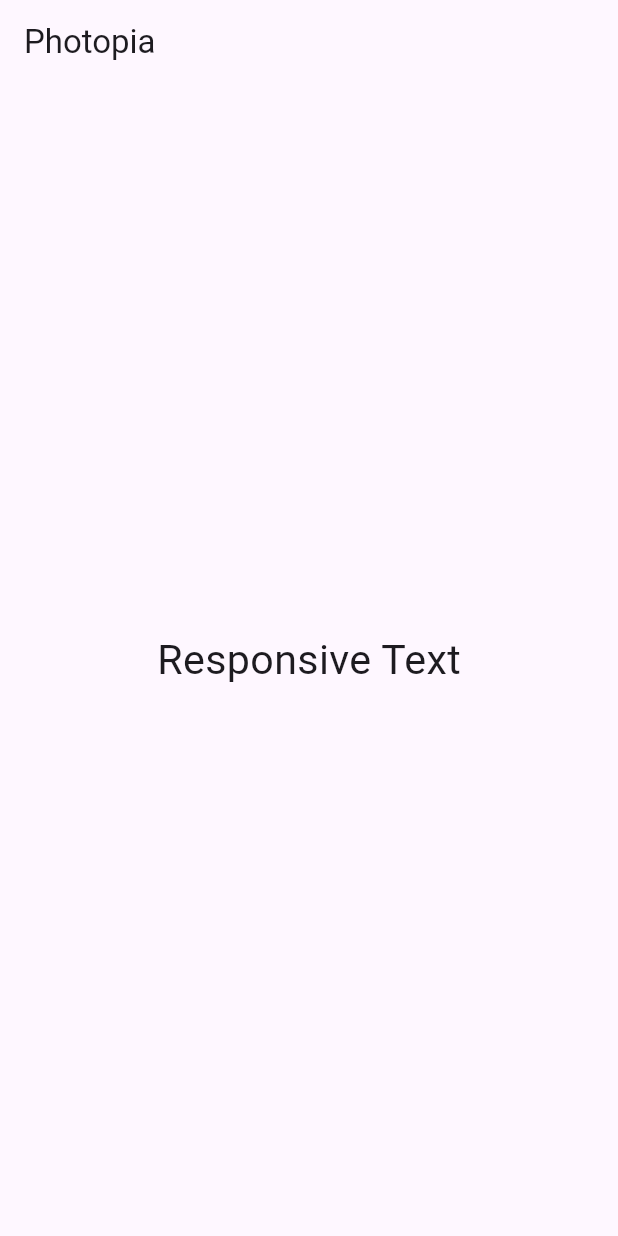
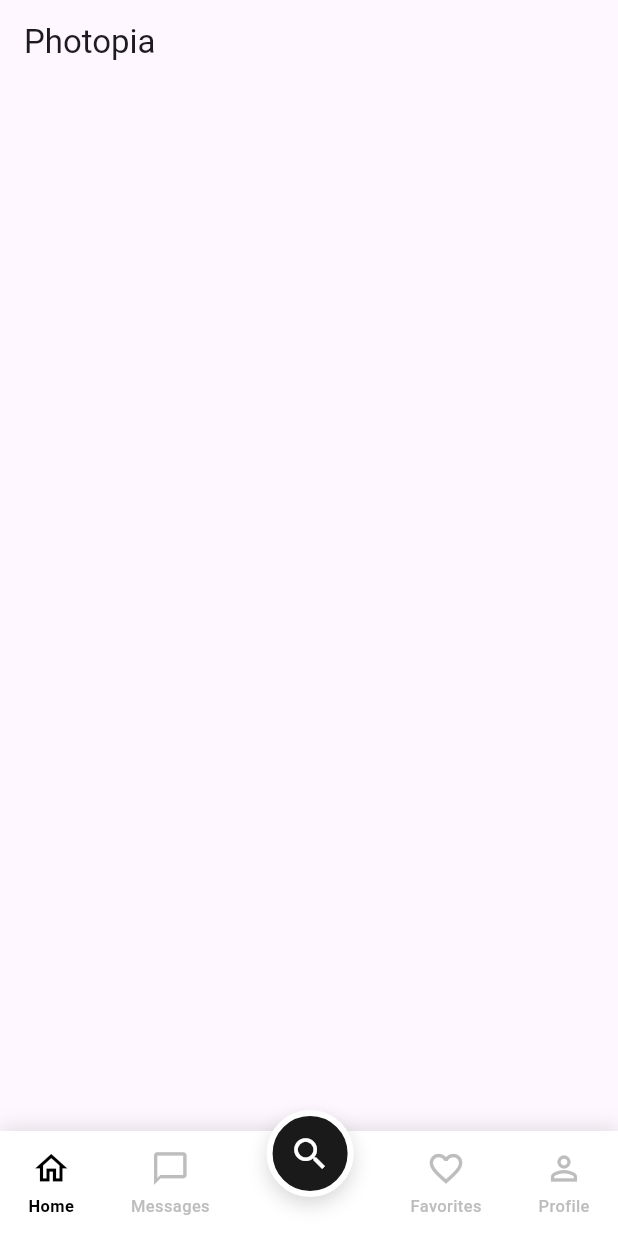
Before and after one commit to nazmul8451/Photopia-MomentMarketplace, a Flutter app: the screen it shows after launch, on a phone screen of 412 x 824 dp. Run offline on Flutter 3.47's test engine with Material 3 defaults, Android fonts, the phone set to English and light mode, and no system bars; our stand-ins replace device_preview, flutter_screenutil.

Commit message:
add bottomNavigationscreen.dart complete bottomNav design complete

```diff
--- a/lib/app.dart
+++ b/lib/app.dart
@@ -1,6 +1,7 @@
 import 'package:flutter/material.dart';
 import 'package:flutter_screenutil/flutter_screenutil.dart';
 import 'package:photopia/features/client/home_page.dart';
+import 'package:photopia/features/client/BottomNavigation.dart';
 
 
 class Photopia extends StatelessWidget {
@@ -21,7 +22,7 @@ class Photopia extends StatelessWidget {
             primaryColor: Colors.blue,
             useMaterial3: true,
           ),
-          home: const MyHomePage(), // Replace with your home widget
+          home:  BottomNavigationScreen(),
         );
       },
     );
--- /dev/null
+++ b/lib/features/client/BottomNavigation.dart
@@ -0,0 +1,118 @@
+// lib/features/client/BottomNavigation.dart
+import 'package:flutter/material.dart';
+import 'package:photopia/features/client/home_page.dart';
+
+class BottomNavigationScreen extends StatefulWidget {
+  const BottomNavigationScreen({super.key});
+
+  @override
+  State<BottomNavigationScreen> createState() => _BottomNavigationScreenState();
+}
+
+class _BottomNavigationScreenState extends State<BottomNavigationScreen> {
+  int _selectedIndex = 0;
+
+  static final List<Widget> _pages = <Widget>[
+    const MyHomePage(),
+    const Center(child: Text('Messages')),
+    const Center(child: Text('Search')),
+    const Center(child: Text('Favorites')),
+    const Center(child: Text('Profile')),
+  ];
+
+  void _onItemTapped(int index) {
+    setState(() {
+      _selectedIndex = index;
+    });
+  }
+
+  @override
+  Widget build(BuildContext context) {
+    return Scaffold(
+      body: _pages.elementAt(_selectedIndex),
+      bottomNavigationBar: Container(
+        height: 70,
+        clipBehavior: Clip.none,
+        decoration: BoxDecoration(
+          color: Colors.white,
+          boxShadow: [
+            BoxShadow(
+              color: Colors.grey.withOpacity(0.3),
+              blurRadius: 10,
+              spreadRadius: 1,
+              offset: const Offset(0, -2),
+            ),
+          ],
+        ),
+        child: Row(
+          mainAxisAlignment: MainAxisAlignment.spaceAround,
+          children: [
+            _buildNavItem(0, Icons.home_outlined, 'Home'),
+            _buildNavItem(1, Icons.chat_bubble_outline, 'Messages'),
+            _buildSearchButton(),
+            _buildNavItem(3, Icons.favorite_border, 'Favorites'),
+            _buildNavItem(4, Icons.person_outline, 'Profile'),
+          ],
+        ),
+      ),
+    );
+  }
+
+  Widget _buildSearchButton() {
+    bool isSelected = _selectedIndex == 2;
+    return Transform.translate(
+      offset: const Offset(0, -20),
+      child: GestureDetector(
+        onTap: () => _onItemTapped(2),
+        child: Container(
+          width: 58,
+          height: 58,
+          decoration: BoxDecoration(
+            color: const Color(0xFF1A1A1A),
+            shape: BoxShape.circle,
+            border: Border.all(color: Colors.white, width: 4),
+            boxShadow: [
+              BoxShadow(
+                color: Colors.black.withOpacity(0.15),
+                blurRadius: 10,
+                offset: const Offset(0, 5),
+              ),
+            ],
+          ),
+          child: const Icon(
+            Icons.search,
+            color: Colors.white,
+            size: 28,
+          ),
+        ),
+      ),
+    );
+  }
+
+  Widget _buildNavItem(int index, IconData icon, String label) {
+    bool isSelected = _selectedIndex == index;
+
+    return GestureDetector(
+      onTap: () => _onItemTapped(index),
+      child: Column(
+        mainAxisSize: MainAxisSize.min,
+        children: [
+          Icon(
+            icon,
+            color: isSelected ? Colors.black : Colors.grey[400],
+            size: 26,
+          ),
+          const SizedBox(height: 4),
+          Text(
+            label,
+            style: TextStyle(
+              color: isSelected ? Colors.black : Colors.grey[400],
+              fontSize: 11,
+              fontWeight: isSelected ? FontWeight.w600 : FontWeight.w500,
+            ),
+          ),
+        ],
+      ),
+    );
+  }
+}
--- a/lib/features/client/home_page.dart
+++ b/lib/features/client/home_page.dart
@@ -12,12 +12,7 @@ class MyHomePage extends StatelessWidget {
       appBar: AppBar(
         title: const Text('Photopia'),
       ),
-      body: Center(
-        child: Text(
-          'Responsive Text',
-          style: TextStyle(fontSize: 24.sp),
-        ),
-      ),
+
     );
   }
 }
```
